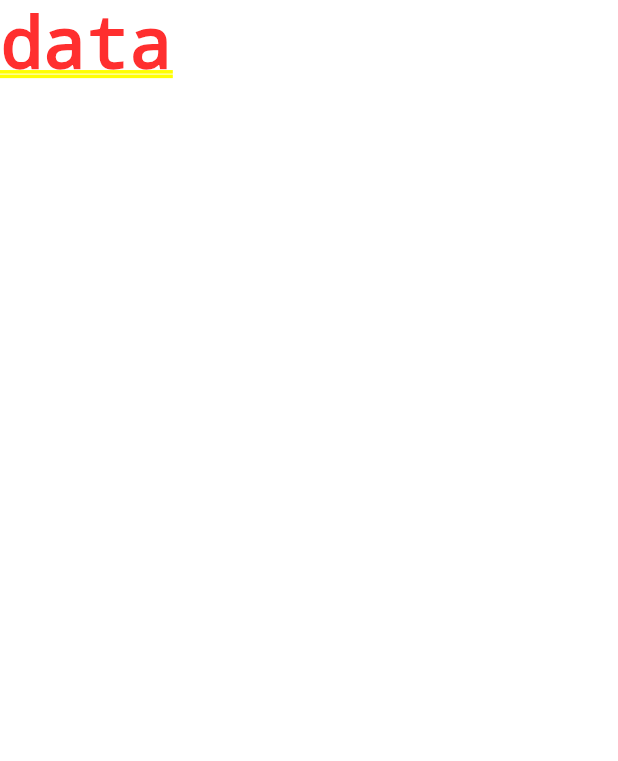
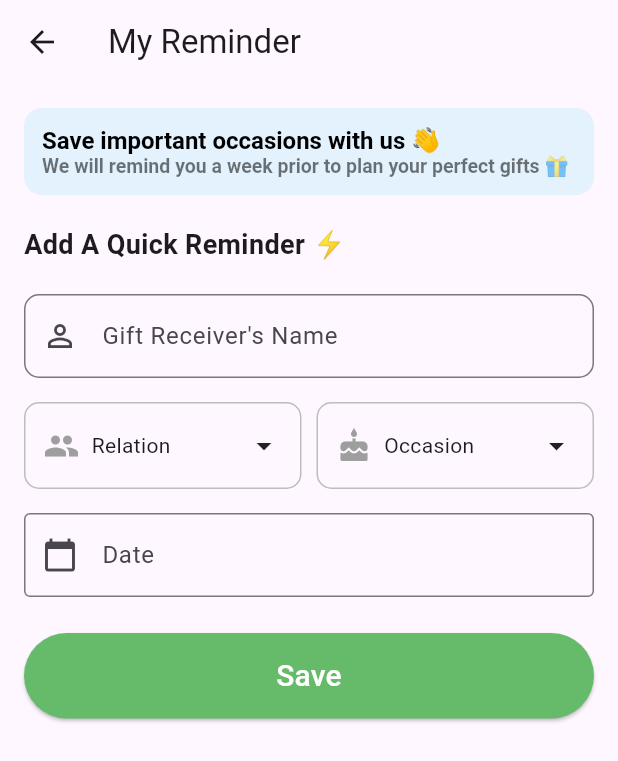
Before and after one commit to Ersanju/joy-a-bloom-dev, a Flutter app: the screen it shows after launch, item 4 of the bottom bar chosen, after a tap on "Reminders", on a phone screen of 412 x 824 dp. Shown: the top 761 px of the screen. Run offline on Flutter 3.47's test engine with Material 3 defaults, Android fonts, the phone set to English and light mode, and no system bars; our stand-ins replace animated_text_kit, cloud_firestore, country_code_picker, firebase_core, geocoding, geolocator and 1 more; missing offline and left inert: string_similarity; accounts and stored records are empty.

Commit message:
Reminders section development on account page

```diff
--- /dev/null
+++ b/lib/models/reminder_model.dart
@@ -0,0 +1,39 @@
+class Reminder {
+  final String id;
+  final String? userId;
+  final String name;
+  final String relation;
+  final String occasion;
+  final DateTime date;
+
+  Reminder({
+    required this.id,
+    this.userId,
+    required this.name,
+    required this.relation,
+    required this.occasion,
+    required this.date,
+  });
+
+  Map<String, dynamic> toMap() {
+    return {
+      'userId': userId,
+      'name': name,
+      'relation': relation,
+      'occasion': occasion,
+      'date': date.toIso8601String(),
+      'createdAt': DateTime.now().toIso8601String(),
+    };
+  }
+
+  factory Reminder.fromMap(String id, Map<String, dynamic> map) {
+    return Reminder(
+      id: id,
+      userId: map['userId'],
+      name: map['name'] ?? '',
+      relation: map['relation'] ?? '',
+      occasion: map['occasion'] ?? '',
+      date: DateTime.parse(map['date']),
+    );
+  }
+}
--- a/lib/pages/account_page/account_page.dart
+++ b/lib/pages/account_page/account_page.dart
@@ -2,6 +2,8 @@ import 'dart:io';
 import 'package:flutter/material.dart';
 import 'package:image_picker/image_picker.dart';
 import 'package:cloud_firestore/cloud_firestore.dart';
+import 'package:joy_a_bloom_dev/pages/account_page/reminder_list_page.dart';
+import 'package:joy_a_bloom_dev/pages/account_page/reminder_page.dart';
 import 'edit_profile_page.dart';
 
 class AccountPage extends StatefulWidget {
@@ -150,7 +152,7 @@ class _AccountPageState extends State<AccountPage> {
                 onPressed: () {
                   Navigator.push(
                     context,
-                    MaterialPageRoute(builder: (_) => Text('data')),
+                    MaterialPageRoute(builder: (_) => ReminderListPage()),
                   );
                 },
               ),
--- /dev/null
+++ b/lib/pages/account_page/reminder_list_page.dart
@@ -0,0 +1,236 @@
+import 'package:flutter/material.dart';
+import 'package:cloud_firestore/cloud_firestore.dart';
+import 'package:intl/intl.dart';
+
+import '../../models/reminder_model.dart';
+import 'reminder_page.dart';
+
+class ReminderListPage extends StatefulWidget {
+  const ReminderListPage({super.key});
+
+  @override
+  State<ReminderListPage> createState() => _ReminderListPageState();
+}
+
+class _ReminderListPageState extends State<ReminderListPage> {
+  final String userId = 'ersanjay';
+  Future<List<Reminder>> _fetchReminders() async {
+    final querySnapshot =
+        await FirebaseFirestore.instance
+            .collection('users')
+            .doc(userId)
+            .collection('reminders')
+            .orderBy('date')
+            .get();
+
+    return querySnapshot.docs.map((doc) {
+      return Reminder.fromMap(doc.id, doc.data());
+    }).toList();
+  }
+
+  @override
+  Widget build(BuildContext context) {
+    return FutureBuilder<List<Reminder>>(
+      future: _fetchReminders(),
+      builder: (context, snapshot) {
+        if (snapshot.connectionState == ConnectionState.waiting) {
+          return const Center(child: CircularProgressIndicator());
+        }
+
+        final reminders = snapshot.data ?? [];
+
+        if (reminders.isEmpty) {
+          return ReminderPage(); // Redirect to add page
+        }
+
+        return Scaffold(
+          appBar: AppBar(title: const Text('My Reminders')),
+          body: Column(
+            children: [
+              Padding(
+                padding: const EdgeInsets.all(16.0),
+                child: ElevatedButton.icon(
+                  icon: const Icon(Icons.add),
+                  label: const Text("Add New Reminder"),
+                  style: ElevatedButton.styleFrom(
+                    backgroundColor: Colors.green.shade400,
+                    padding: EdgeInsets.symmetric(vertical: 14, horizontal: 14),
+                    textStyle: TextStyle(fontSize: 16),
+                  ),
+                  onPressed: () {
+                    Navigator.push(
+                      context,
+                      MaterialPageRoute(builder: (_) => const ReminderPage()),
+                    );
+                  },
+                ),
+              ),
+              Expanded(
+                child: ListView.builder(
+                  itemCount: reminders.length,
+                  itemBuilder:
+                      (_, i) => _ReminderCard(
+                        reminder: reminders[i],
+                        onRefresh: () => setState(() {}),
+                      ),
+                ),
+              ),
+            ],
+          ),
+        );
+      },
+    );
+  }
+}
+
+class _ReminderCard extends StatelessWidget {
+  final Reminder reminder;
+  final VoidCallback onRefresh;
+
+  const _ReminderCard({required this.reminder, required this.onRefresh});
+
+  @override
+  Widget build(BuildContext context) {
+    final color = const Color(0xFF5E5A2F);
+    return Card(
+      margin: const EdgeInsets.symmetric(horizontal: 16, vertical: 8),
+      shape: RoundedRectangleBorder(borderRadius: BorderRadius.circular(12)),
+      child: Padding(
+        padding: const EdgeInsets.all(12),
+        child: Column(
+          children: [
+            Row(
+              children: [
+                Container(
+                  width: 60,
+                  height: 70,
+                  decoration: BoxDecoration(
+                    color: const Color(0xFFEAEFD8),
+                    borderRadius: BorderRadius.circular(8),
+                  ),
+                  child: Column(
+                    mainAxisAlignment: MainAxisAlignment.center,
+                    children: [
+                      Text(
+                        '${reminder.date.day}',
+                        style: TextStyle(
+                          fontSize: 30,
+                          fontWeight: FontWeight.bold,
+                          color: color,
+                        ),
+                      ),
+                      Text(
+                        DateFormat('MMM').format(reminder.date).toUpperCase(),
+                        style: TextStyle(fontSize: 15, color: color),
+                      ),
+                    ],
+                  ),
+                ),
+                const SizedBox(width: 12),
+                Expanded(
+                  child: Column(
+                    crossAxisAlignment: CrossAxisAlignment.start,
+                    children: [
+                      Text(
+                        reminder.name.toUpperCase(),
+                        style: const TextStyle(
+                          fontSize: 18,
+                          fontWeight: FontWeight.bold,
+                        ),
+                      ),
+                      const SizedBox(height: 6),
+                      Container(
+                        padding: const EdgeInsets.symmetric(
+                          horizontal: 12,
+                          vertical: 4,
+                        ),
+                        decoration: BoxDecoration(
+                          borderRadius: BorderRadius.circular(20),
+                          border: Border.all(color: color),
+                        ),
+                        child: Text(
+                          reminder.occasion,
+                          style: TextStyle(fontSize: 12, color: color),
+                        ),
+                      ),
+                    ],
+                  ),
+                ),
+                InkWell(
+                  onTap: () => _showReminderOptions(context, reminder),
+                  child: const Icon(
+                    Icons.edit_outlined,
+                    color: Color(0xFF5E5A2F),
+                  ),
+                ),
+              ],
+            ),
+            const SizedBox(height: 12),
+            SizedBox(
+              width: double.infinity,
+              child: OutlinedButton(
+                onPressed: () {}, // Optional: Add gift logic
+                style: OutlinedButton.styleFrom(
+                  foregroundColor: color,
+                  side: BorderSide(color: color),
+                ),
+                child: const Text("Send Gifts"),
+              ),
+            ),
+          ],
+        ),
+      ),
+    );
+  }
+
+  void _showReminderOptions(BuildContext context, Reminder reminder) {
+    showModalBottomSheet(
+      context: context,
+      shape: const RoundedRectangleBorder(
+        borderRadius: BorderRadius.vertical(top: Radius.circular(20)),
+      ),
+      builder: (_) {
+        return Column(
+          mainAxisSize: MainAxisSize.min,
+          children: [
+            ListTile(
+              leading: const Icon(Icons.edit),
+              title: const Text("Edit"),
+              onTap: () {
+                Navigator.pop(context);
+                Navigator.push(
+                  context,
+                  MaterialPageRoute(
+                    builder: (_) => ReminderPage(reminder: reminder),
+                  ),
+                );
+              },
+            ),
+            ListTile(
+              leading: const Icon(Icons.delete_outline, color: Colors.red),
+              title: const Text("Delete", style: TextStyle(color: Colors.red)),
+              onTap: () async {
+                Navigator.pop(context); // Close bottom sheet immediately
+
+                await FirebaseFirestore.instance
+                    .collection('users')
+                    .doc('ersanjay') // Replace with dynamic user ID
+                    .collection('reminders')
+                    .doc(reminder.id)
+                    .delete();
+
+                // Delay to ensure context is still valid
+                if (context.mounted) {
+                  onRefresh(); // Trigger state refresh in parent
+                  ScaffoldMessenger.of(context).showSnackBar(
+                    const SnackBar(content: Text('Reminder deleted')),
+                  );
+                }
+              },
+            ),
+          ],
+        );
+      },
+    );
+  }
+}
--- /dev/null
+++ b/lib/pages/account_page/reminder_page.dart
@@ -0,0 +1,299 @@
+import 'package:flutter/material.dart';
+import 'package:cloud_firestore/cloud_firestore.dart';
+import 'package:intl/intl.dart';
+
+import '../../models/reminder_model.dart';
+import 'reminder_list_page.dart';
+
+class ReminderPage extends StatefulWidget {
+  final Reminder? reminder;
+
+  const ReminderPage({super.key, this.reminder});
+
+  @override
+  State<ReminderPage> createState() => _ReminderPageState();
+}
+
+class _ReminderPageState extends State<ReminderPage> {
+  final _nameController = TextEditingController();
+  final _dateController = TextEditingController();
+  String? selectedRelation;
+  String? selectedOccasion;
+  DateTime? selectedDate;
+
+  final List<String> relations = [
+    'Partner',
+    'Boyfriend',
+    'Girlfriend',
+    'Husband',
+    'Wife',
+    'Brother',
+    'Sister',
+    'Mother',
+    'Son',
+    'Daughter',
+    'Friend',
+  ];
+
+  final List<String> occasions = [
+    'Birthday',
+    'Anniversary',
+    'Graduation',
+    'Promotion',
+    'Retirement',
+    'Farewell',
+  ];
+
+  Future<void> _selectDate(BuildContext context) async {
+    final DateTime? picked = await showDatePicker(
+      context: context,
+      initialDate: DateTime.now(),
+      firstDate: DateTime(2000),
+      lastDate: DateTime(2100),
+    );
+    if (picked != null) {
+      setState(() {
+        selectedDate = picked;
+        _dateController.text = DateFormat('d-MMMM').format(picked);
+      });
+    }
+  }
+
+  void _showBottomSheet(
+    BuildContext context,
+    String title,
+    List<String> options,
+    Function(String) onSelected,
+  ) {
+    showModalBottomSheet(
+      context: context,
+      builder: (_) {
+        return Padding(
+          padding: const EdgeInsets.symmetric(vertical: 16.0),
+          child: Wrap(
+            children: [
+              Padding(
+                padding: const EdgeInsets.only(
+                  left: 8.0,
+                ), // You can adjust the value
+                child: Text(
+                  title,
+                  style: const TextStyle(
+                    fontSize: 18,
+                    fontWeight: FontWeight.bold,
+                  ),
+                ),
+              ),
+              Divider(thickness: 0.5),
+              Wrap(
+                spacing: 10,
+                runSpacing: 10,
+                children:
+                    options.map((option) {
+                      return ChoiceChip(
+                        label: Text(option),
+                        selected: false,
+                        shape: RoundedRectangleBorder(
+                          borderRadius: BorderRadius.circular(20),
+                          side: BorderSide(color: Colors.grey.shade300),
+                        ),
+                        onSelected: (_) {
+                          onSelected(option);
+                          Navigator.pop(context);
+                        },
+                      );
+                    }).toList(),
+              ),
+            ],
+          ),
+        );
+      },
+    );
+  }
+
+  Future<void> _saveReminder() async {
+    if (_nameController.text.isNotEmpty &&
+        selectedRelation != null &&
+        selectedOccasion != null &&
+        selectedDate != null) {
+      final reminder = Reminder(
+        id: '',
+        name: _nameController.text.trim(),
+        relation: selectedRelation!,
+        occasion: selectedOccasion!,
+        date: selectedDate!,
+      );
+
+      await FirebaseFirestore.instance
+          .collection('users')
+          .doc('ersanjay') // Replace with dynamic user ID
+          .collection('reminders')
+          .add(reminder.toMap());
+
+      if (!mounted) return; // ✅ This ensures widget is still in tree
+
+      ScaffoldMessenger.of(
+        context,
+      ).showSnackBar(const SnackBar(content: Text('Reminder saved')));
+
+      Navigator.pushReplacement(
+        context,
+        MaterialPageRoute(builder: (_) => const ReminderListPage()),
+      );
+    } else {
+      if (!mounted) return;
+
+      ScaffoldMessenger.of(context).showSnackBar(
+        const SnackBar(content: Text('Please complete all fields')),
+      );
+    }
+  }
+
+  @override
+  Widget build(BuildContext context) {
+    return Scaffold(
+      appBar: AppBar(title: const Text('My Reminder')),
+      body: Padding(
+        padding: const EdgeInsets.all(16),
+        child: ListView(
+          children: [
+            Container(
+              padding: EdgeInsets.all(12),
+              decoration: BoxDecoration(
+                color: Colors.blue.shade50,
+                borderRadius: BorderRadius.circular(12),
+              ),
+              child: RichText(
+                text: TextSpan(
+                  text: "Save important occasions with us 👋\n",
+                  style: TextStyle(
+                    color: Colors.black,
+                    fontSize: 16,
+                    fontWeight: FontWeight.bold,
+                  ),
+                  children: [
+                    TextSpan(
+                      text:
+                          "We will remind you a week prior to plan your perfect gifts 🎁",
+                      style: TextStyle(fontSize: 13.0, color: Colors.black54),
+                    ),
+                  ],
+                ),
+              ),
+            ),
+            SizedBox(height: 20),
+            Text(
+              'Add A Quick Reminder ⚡',
+              style: TextStyle(fontSize: 18, fontWeight: FontWeight.bold),
+            ),
+            SizedBox(height: 20),
+
+            TextField(
+              controller: _nameController,
+              decoration: InputDecoration(
+                labelText: "Gift Receiver's Name",
+                prefixIcon: Icon(Icons.person_outline),
+                border: OutlineInputBorder(
+                  borderRadius: BorderRadius.circular(10),
+                ),
+              ),
+            ),
+            const SizedBox(height: 16),
+            Row(
+              children: [
+                Expanded(
+                  child: GestureDetector(
+                    onTap:
+                        () => _showBottomSheet(
+                          context,
+                          'Select Relation',
+                          relations,
+                          (val) {
+                            setState(() => selectedRelation = val);
+                          },
+                        ),
+                    child: Container(
+                      padding: const EdgeInsets.symmetric(
+                        horizontal: 12,
+                        vertical: 16,
+                      ),
+                      decoration: BoxDecoration(
+                        border: Border.all(color: Colors.grey.shade400),
+                        borderRadius: BorderRadius.circular(10),
+                      ),
+                      child: Row(
+                        children: [
+                          const Icon(Icons.people, color: Colors.grey),
+                          const SizedBox(width: 8),
+                          Text(selectedRelation ?? 'Relation'),
+                          const Spacer(),
+                          const Icon(Icons.arrow_drop_down),
+                        ],
+                      ),
+                    ),
+                  ),
+                ),
+                const SizedBox(width: 10),
+                Expanded(
+                  child: GestureDetector(
+                    onTap:
+                        () => _showBottomSheet(
+                          context,
+                          'Select Occasion',
+                          occasions,
+                          (val) {
+                            setState(() => selectedOccasion = val);
+                          },
+                        ),
+                    child: Container(
+                      padding: const EdgeInsets.symmetric(
+                        horizontal: 12,
+                        vertical: 16,
+                      ),
+                      decoration: BoxDecoration(
+                        border: Border.all(color: Colors.grey.shade400),
+                        borderRadius: BorderRadius.circular(10),
+                      ),
+                      child: Row(
+                        children: [
+                          const Icon(Icons.cake, color: Colors.grey),
+                          const SizedBox(width: 8),
+                          Text(selectedOccasion ?? 'Occasion'),
+                          const Spacer(),
+                          const Icon(Icons.arrow_drop_down),
+                        ],
+                      ),
+                    ),
+                  ),
+                ),
+              ],
+            ),
+            const SizedBox(height: 16),
+            TextField(
+              controller: _dateController,
+              readOnly: true,
+              onTap: () => _selectDate(context),
+              decoration: const InputDecoration(
+                labelText: 'Date',
+                prefixIcon: Icon(Icons.calendar_today),
+                border: OutlineInputBorder(),
+              ),
+            ),
+            const SizedBox(height: 24),
+            ElevatedButton(
+              style: ElevatedButton.styleFrom(
+                backgroundColor: Colors.green.shade400,
+                padding: EdgeInsets.symmetric(vertical: 14),
+              ),
+              onPressed: _saveReminder,
+              child: Text(
+                'Save',
+                style: TextStyle(fontSize: 20, color: Colors.white),
+              ),
+            ),
+          ],
+        ),
+      ),
+    );
+  }
+}
--- a/pubspec.yaml
+++ b/pubspec.yaml
@@ -44,6 +44,7 @@ dependencies:
   string_similarity: ^2.1.1
   animated_text_kit: ^4.2.3
   image_picker: ^1.1.2
+  intl: ^0.20.2
 
 dev_dependencies:
   flutter_test:
```
Also changed, not shown: pubspec.lock.
